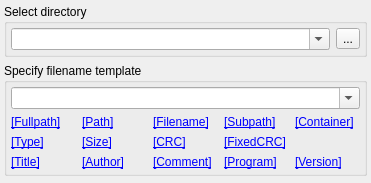
This is apps/zxtune-qt/ui/conversion/filename_template.ui in vitamin-caig/zxtune as Qt 5 draws it before an edit. The edited form follows.
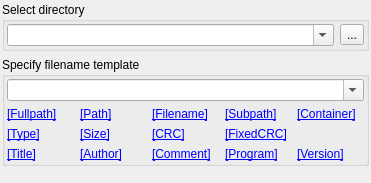
This is the edited form.

What changed in the file:
```diff
--- a/apps/zxtune-qt/ui/conversion/filename_template.ui
+++ b/apps/zxtune-qt/ui/conversion/filename_template.ui
@@ -15,7 +15,7 @@
   </property>
   <layout class="QVBoxLayout" name="verticalLayout">
    <property name="margin">
-    <number>4</number>
+    <number>2</number>
    </property>
    <item>
     <widget class="QGroupBox" name="dirSelectionGroup">
@@ -30,7 +30,7 @@
      </property>
      <layout class="QHBoxLayout" name="horizontalLayout">
       <property name="margin">
-       <number>4</number>
+       <number>2</number>
       </property>
       <item>
        <widget class="QComboBox" name="directoryName">
@@ -59,7 +59,7 @@
      </property>
      <layout class="QVBoxLayout" name="verticalLayout_2">
       <property name="margin">
-       <number>4</number>
+       <number>2</number>
       </property>
       <item>
        <widget class="QComboBox" name="fileTemplate">
```
